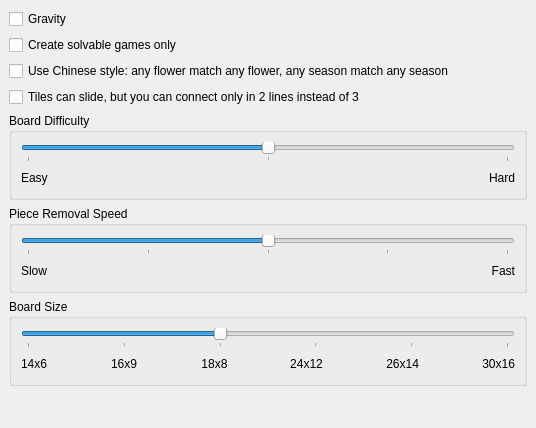
Before: the Qt Designer form src/settings.ui in KDE/kshisen, drawn with Qt 5.
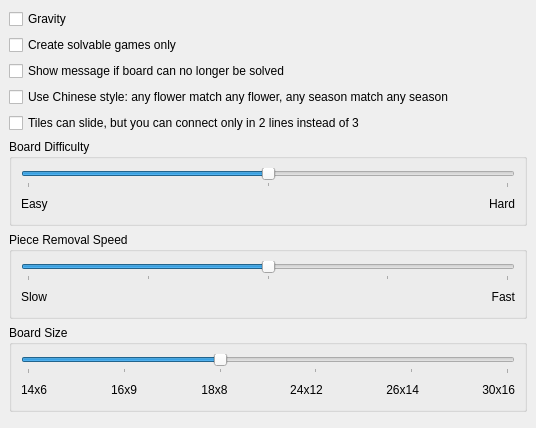
After: the same form once the commit is applied.

Commit message: make the "game unsolvable" message optional

```diff
--- a/src/settings.ui
+++ b/src/settings.ui
@@ -37,6 +37,16 @@
      </property>
     </widget>
    </item>
+   <item>
+    <widget class="QCheckBox" name="kcfg_ShowUnsolvableMessage">
+     <property name="whatsThis">
+      <string>&lt;b&gt;Show message if board can no longer be solved&lt;/b&gt;&lt;p&gt;Checking this makes the game show a message to abort the game in case there are no possible moves left to win the game.&lt;/p&gt;</string>
+     </property>
+     <property name="text">
+      <string>Show message if board can no longer be solved</string>
+     </property>
+    </widget>
+   </item>
    <item>
     <widget class="QCheckBox" name="kcfg_ChineseStyle">
      <property name="whatsThis">
```
The commit also changes 3 other files.
